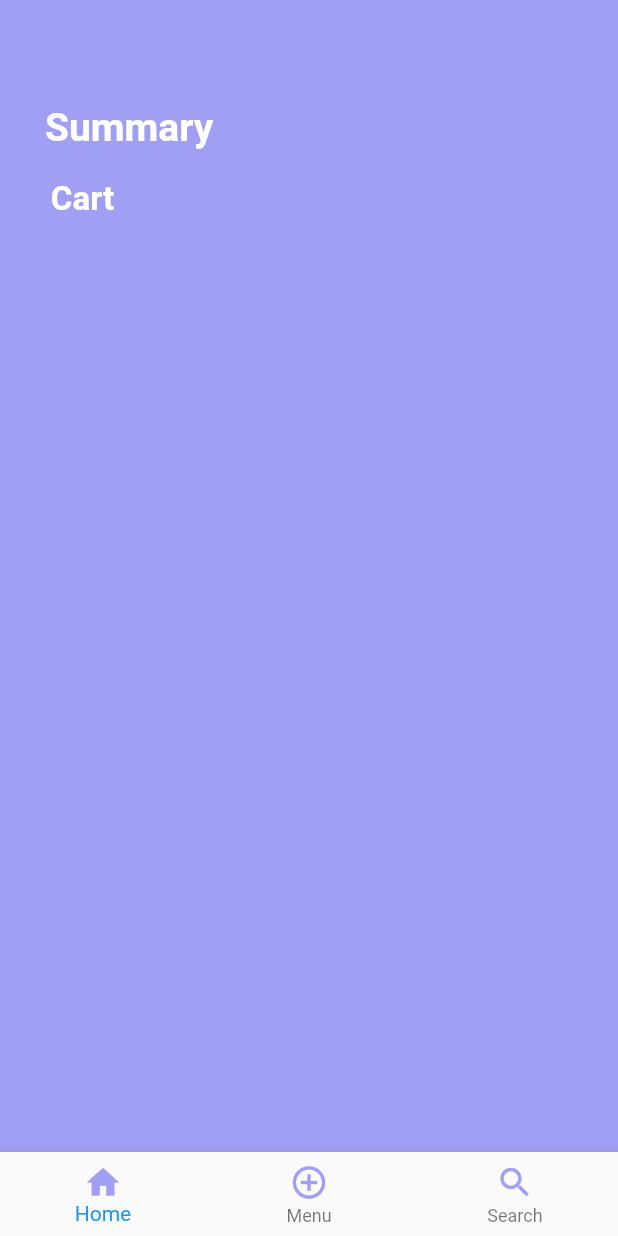
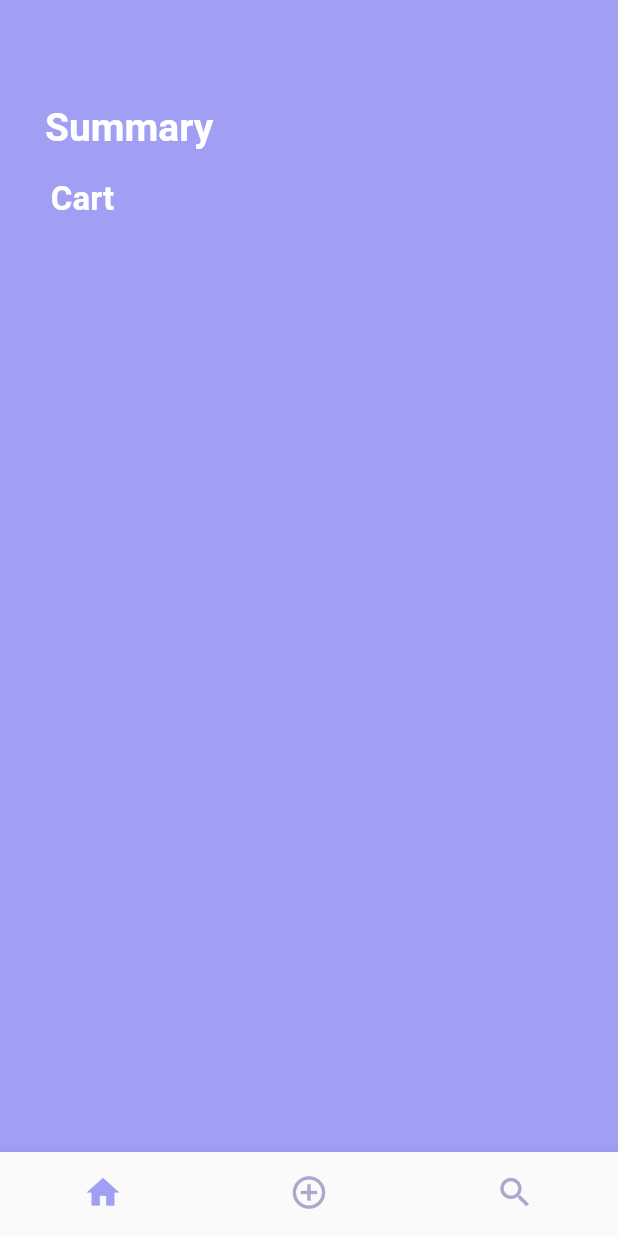
Before and after one commit to khusainnov/summary_project, a Flutter app: the screen it shows after launch, on a phone screen of 412 x 824 dp. Run offline on Flutter 3.47's test engine with Material 2 defaults, Android fonts, the light colour scheme and no system bars.

Commit message:
Buttons update

```diff
--- a/lib/mainScreens.dart
+++ b/lib/mainScreens.dart
@@ -36,10 +36,21 @@ class _HomeState extends State<Home> {
         child: _widgetOptions.elementAt(_selectedIndex),
       ),
       bottomNavigationBar: BottomNavigationBar(
+        showSelectedLabels: false,
+        showUnselectedLabels: false,
         items: const<BottomNavigationBarItem>[
-          BottomNavigationBarItem(icon: Icon(Icons.home_sharp, size: 26, color: Color.fromRGBO(161, 159, 243, 1.0),), label: 'Home'),
-          BottomNavigationBarItem(icon: Icon(Icons.add_circle_outline_sharp, size: 26, color: Color.fromRGBO(161, 159, 243, 1.0),), label: 'Menu'),
-          BottomNavigationBarItem(icon: Icon(Icons.search_sharp, size: 26, color: Color.fromRGBO(161, 159, 243, 1.0),), label: 'Search', ),
+          BottomNavigationBarItem(
+              icon: Icon(Icons.home_outlined, size: 26, color: Color.fromRGBO(169, 169, 208, 1.0),),
+              activeIcon: Icon(Icons.home, size: 26, color: Color.fromRGBO(161, 159, 243, 1.0),),
+              label: 'Home' ),
+          BottomNavigationBarItem(
+              icon: Icon(Icons.add_circle_outline_sharp, size: 26, color: Color.fromRGBO(169, 169, 208, 1.0),),
+              activeIcon: Icon(Icons.add_circle_outlined, size: 26, color: Color.fromRGBO(161, 159, 243, 1.0)),
+              label: 'Menu'),
+          BottomNavigationBarItem(
+            icon: Icon(Icons.search_sharp, size: 26, color: Color.fromRGBO(169, 169, 208, 1.0),),
+            activeIcon: ImageIcon(AssetImage('assets/searchPressed.png'), size: 26, color: Color.fromRGBO(161, 159, 243, 1.0),),
+            label: 'Search', ),
         ],
         currentIndex: _selectedIndex,
         onTap: _onItemTap,
```
Also changed, not shown: pubspec.yaml (+5 -2 lines), assets/searchPressed.png (added), pubspec.lock.
